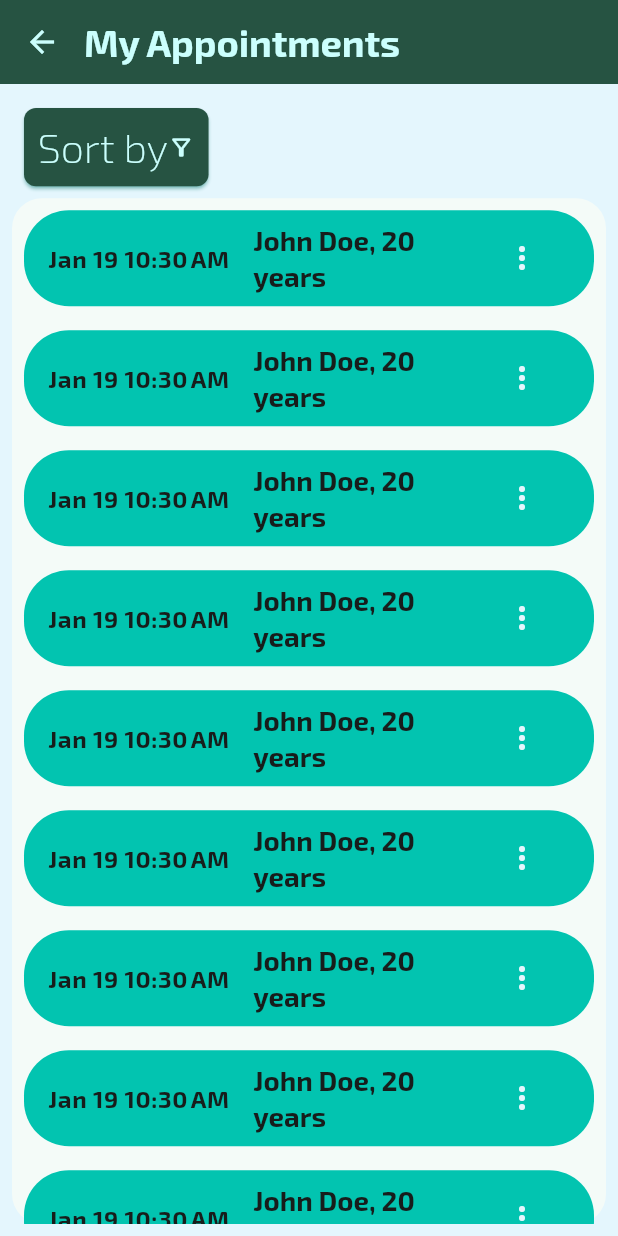
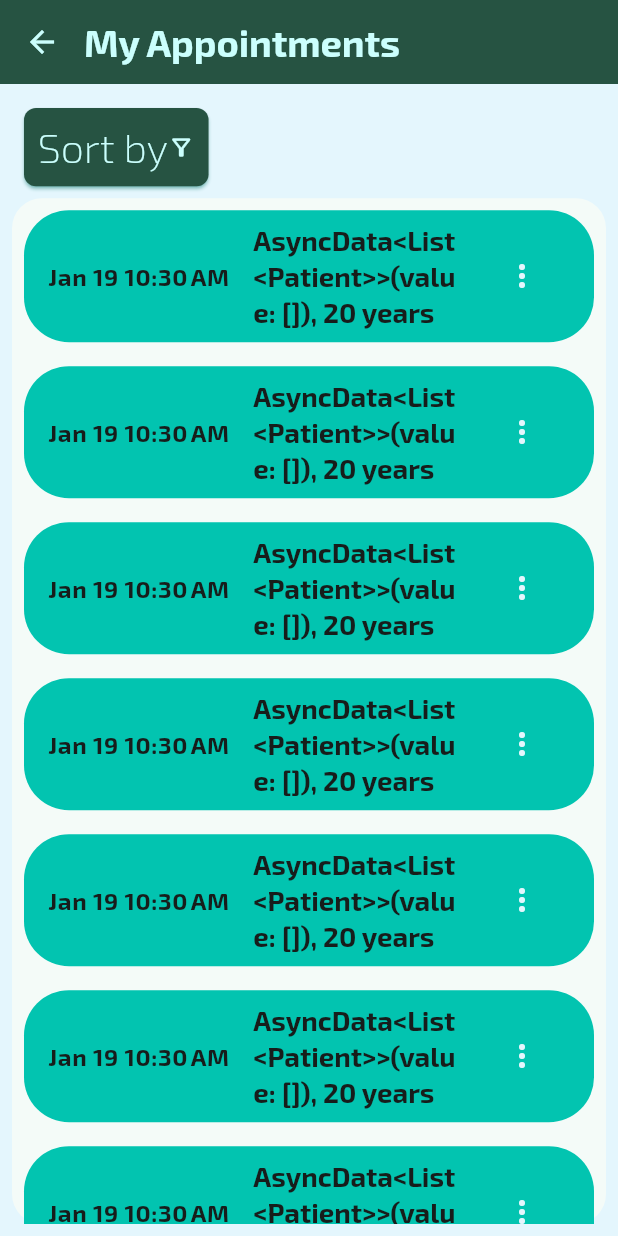
Before and after one commit to Thecodingdoctor11/dentality, a Flutter app: the AppointmentsScreen screen opened by its route, on a phone screen of 412 x 824 dp. Run offline on Flutter 3.47's test engine with Material 3 defaults, Android fonts, the phone set to English and light mode, and no system bars; our stand-ins replace cloud_firestore, equatable, firebase_auth, firebase_core, flutter_riverpod, flutter_screenutil and 1 more; accounts and stored records are empty; project files that could hold a hidden picture were left out.

Commit message:
patient list provider initiation

```diff
--- /dev/null
+++ b/lib/src/core/models/patient.dart
@@ -0,0 +1,34 @@
+// Copyright (c) 2017, the Dart project authors. Please see the AUTHORS file
+// for details. All rights reserved. Use of this source code is governed by a
+// BSD-style license that can be found in the LICENSE file.
+
+import 'package:json_annotation/json_annotation.dart';
+
+part 'patient.g.dart';
+
+@JsonSerializable()
+class Patient {
+  String? name;
+  String? age;
+  String? phone;
+  String? email;
+  String? history;
+  String? picture;
+  String? gender;
+  Patient(
+      {this.name,
+      this.age,
+      this.phone,
+      this.email,
+      this.picture,
+      this.gender,
+      this.history});
+
+  /// Connect the generated [_$PersonFromJson] function to the `fromJson`
+  /// factory.
+  factory Patient.fromJson(Map<String, dynamic> json) =>
+      _$PatientFromJson(json);
+
+  /// Connect the generated [_$PersonToJson] function to the `toJson` method.
+  Map<String, dynamic> toJson() => _$PatientToJson(this);
+}
--- a/lib/src/providers/patients_provider.dart
+++ b/lib/src/providers/patients_provider.dart
@@ -1,19 +1,21 @@
 import 'package:cloud_firestore/cloud_firestore.dart';
-import 'package:dentality/src/screens/appointments%20screen/appointments_screen.dart';
-import 'package:firebase_core/firebase_core.dart';
+import 'package:dentality/src/core/models/patient.dart';
+// import 'package:dentality/src/screens/appointments%20screen/appointments_screen.dart';
 import 'package:flutter_riverpod/flutter_riverpod.dart';
 
 List<Patient> patientsList = [];
-Provider<List<Patient>> patientsListProvider = Provider((ref) => patientsList);
+FutureProvider<List<Patient>> patientsListProvider =
+    FutureProvider((ref) => patientsList);
 fetchPatients() async {
-  List<Map<String, dynamic>> tempList = [];
+  List<Patient> tempList = [];
   final patientData = await FirebaseFirestore.instance
       .collection('users')
       .doc('xtuUmcVVwQIp3bGqnzJj')
       .collection('patients')
       .get();
   patientData.docs.forEach((element) {
-    tempList.add(element.data());
+    tempList.add(Patient.fromJson(element.data()));
   });
-  print(tempList[0]);
+  patientsList = tempList;
+  print(patientsList.map((e) => e.age));
 }
--- a/lib/src/screens/appointments screen/appointments_screen.dart
+++ b/lib/src/screens/appointments screen/appointments_screen.dart
@@ -1,5 +1,7 @@
 import 'package:dentality/src/core/routing/routes.dart';
+import 'package:dentality/src/providers/patients_provider.dart';
 import 'package:flutter/material.dart';
+import 'package:flutter_riverpod/flutter_riverpod.dart';
 import 'package:flutter_screenutil/flutter_screenutil.dart';
 import 'package:intl/intl.dart';
 
@@ -13,7 +15,7 @@ class AppointmentsScreen extends StatefulWidget {
 }
 
 class _AppointmentsScreenState extends State<AppointmentsScreen> {
-  final Patient patientData = Patient(
+  final patientData = Patient(
       age: 20,
       name: 'John Doe',
       gender: Gender.male,
@@ -55,11 +57,14 @@ class _AppointmentsScreenState extends State<AppointmentsScreen> {
             Flexible(
               child: Material(
                 borderRadius: BorderRadius.circular(20),
-                child: ListView.builder(
+                child: Consumer(
+                  builder: (context, ref, child) => ListView.builder(
                     shrinkWrap: true,
                     itemCount: 50,
                     itemBuilder: (context, index) {
-                    return Padding(
+                      fetchPatients();
+                      return ref.watch(patientsListProvider).when(
+                            data: (data) => Padding(
                               padding: const EdgeInsets.all(8.0),
                               child: ListTile(
                                 onTap: () => Navigator.of(context).pushNamed(
@@ -70,7 +75,7 @@ class _AppointmentsScreenState extends State<AppointmentsScreen> {
                                         BorderRadius.all(Radius.circular(30))),
                                 tileColor: AppColors.teal,
                                 title: Text(
-                          '${appointment.patientName}, ${appointment.patient.age} years',
+                                  '${ref.watch(patientsListProvider)}, ${appointment.patient.age} years',
                                   style: textTheme.headlineSmall
                                       ?.copyWith(fontSize: 16.sp),
                                 ),
@@ -79,15 +84,21 @@ class _AppointmentsScreenState extends State<AppointmentsScreen> {
                                         DateTime.now(),
                                       ),
                                   style: textTheme.bodySmall?.copyWith(
-                              fontSize: 14.sp, fontWeight: FontWeight.bold),
+                                      fontSize: 14.sp,
+                                      fontWeight: FontWeight.bold),
                                 ),
                                 trailing: IconButton(
                                   icon: const Icon(Icons.more_vert_outlined),
                                   onPressed: () {},
                                 ),
                               ),
+                            ),
+                            error: (error, stackTrace) =>
+                                Text('Error loading data'),
+                            loading: () => CircularProgressIndicator(),
                           );
                     },
+                  ),
                 ),
               ),
             ),
--- a/pubspec.yaml
+++ b/pubspec.yaml
@@ -18,6 +18,7 @@ dependencies:
   flutter_riverpod: ^2.4.5
   flutter_screenutil: ^5.9.0
   intl: ^0.19.0
+  json_annotation: ^4.8.1
   persistent_bottom_nav_bar: ^5.0.2
   shared_preferences: ^2.2.2
   smooth_page_indicator: ^1.1.0
```
Also changed, not shown: lib/src/core/models/patient.g.dart (added), pubspec.lock. Lines whose indentation alone changed are shown as unchanged.
